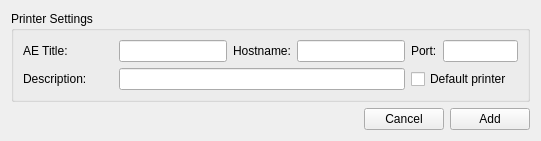
Qt form starviewer/src/extensions/main/dicomprint/qdicomaddprinterwidgetbase.ui (starviewer-medical/starviewer) before a commit.
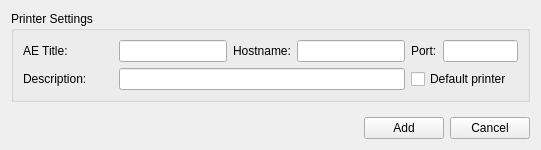
The same form after that commit. Icons and pictures are not drawn.

```diff
--- a/starviewer/src/extensions/main/dicomprint/qdicomaddprinterwidgetbase.ui
+++ b/starviewer/src/extensions/main/dicomprint/qdicomaddprinterwidgetbase.ui
@@ -10,7 +10,7 @@
     <x>0</x>
     <y>0</y>
     <width>541</width>
-    <height>135</height>
+    <height>150</height>
    </rect>
   </property>
   <property name="windowTitle">
@@ -143,17 +143,6 @@
        </property>
       </spacer>
      </item>
-     <item>
-      <widget class="QPushButton" name="m_cancelButton">
-       <property name="text">
-        <string>Cancel</string>
-       </property>
-       <property name="icon">
-        <iconset resource="../../../main/main.qrc">
-         <normaloff>:/images/icons/dialog-cancel.svg</normaloff>:/images/icons/dialog-cancel.svg</iconset>
-       </property>
-      </widget>
-     </item>
      <item>
       <widget class="QPushButton" name="m_addButton">
        <property name="text">
@@ -165,6 +154,17 @@
        </property>
       </widget>
      </item>
+     <item>
+      <widget class="QPushButton" name="m_cancelButton">
+       <property name="text">
+        <string>Cancel</string>
+       </property>
+       <property name="icon">
+        <iconset resource="../../../main/main.qrc">
+         <normaloff>:/images/icons/dialog-cancel.svg</normaloff>:/images/icons/dialog-cancel.svg</iconset>
+       </property>
+      </widget>
+     </item>
     </layout>
    </item>
   </layout>
```
Left out of the diff: 1 changed line with no effect on the pictures.
